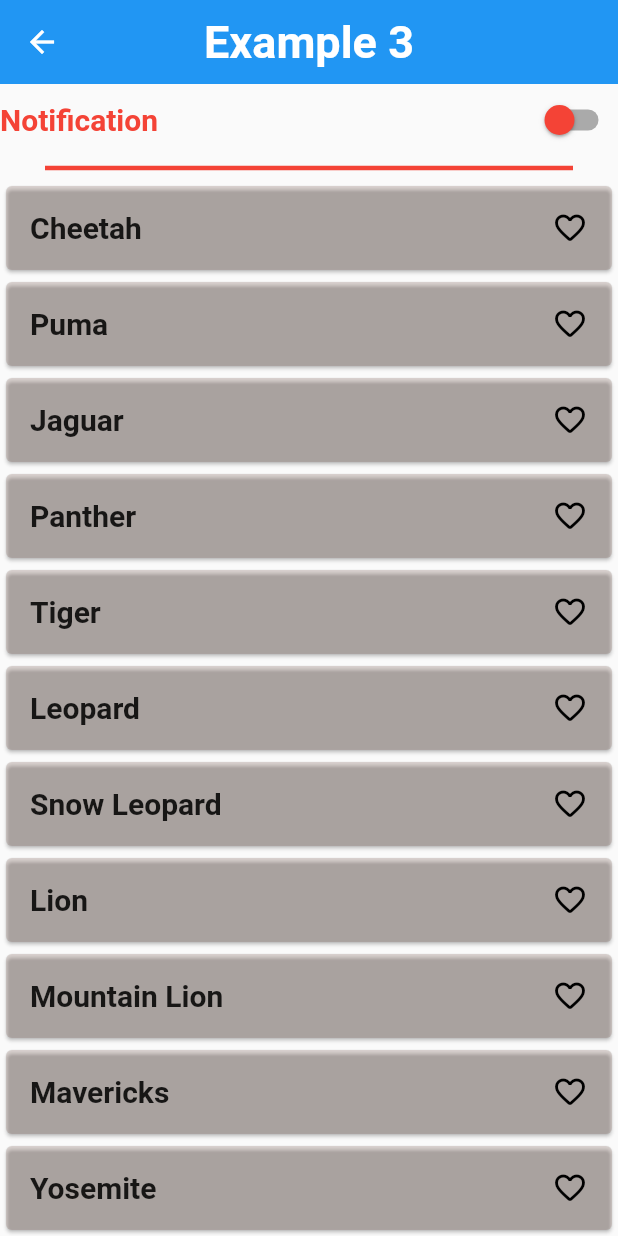
After one commit to Ruchit-Bhut/GetX, a Flutter app: the screen it shows after launch, after a tap on "Example 3", on a phone screen of 412 x 824 dp. The commit adds this screen. Run offline on Flutter 3.47's test engine with Material 2 defaults, Android fonts, the phone set to English and light mode, and no system bars; our stand-ins replace get.

Commit message:
Like And Dislike Using GetX

```diff
--- /dev/null
+++ b/lib/example_3/example_3.dart
@@ -0,0 +1,44 @@
+import 'package:get/get.dart';
+
+class Example3 extends GetxController {
+  RxBool  notification = false.obs;
+
+  setNotification(bool value){
+    notification.value = value;
+  }
+}
+
+class FavouriteController extends GetxController{
+  RxList<String> macosVersion = [
+    'Cheetah',
+    'Puma',
+    'Jaguar',
+    'Panther',
+    'Tiger',
+    'Leopard',
+    'Snow Leopard',
+    'Lion',
+    'Mountain Lion',
+    'Mavericks',
+    'Yosemite',
+    'El Capitan',
+    'Sierra',
+    'High Sierra',
+    'Mojave',
+    'Catalina',
+    'Big Sur',
+    'Monterey',
+    'Ventura',
+    'Sonoma',
+  ].obs;
+
+  RxList favOs = [].obs;
+
+  addToFavourite(String value){
+    favOs.add(value);
+  }
+
+  removeFromFavourite(String value){
+    favOs.remove(value);
+  }
+}
--- /dev/null
+++ b/lib/example_3/home_page_example3.dart
@@ -0,0 +1,112 @@
+import 'package:flutter/material.dart';
+import 'package:get/get.dart';
+import 'package:my_app/example_3/example_3.dart';
+
+class HomePageExample3 extends StatefulWidget {
+  const HomePageExample3({super.key});
+
+  @override
+  State<HomePageExample3> createState() => _HomePageExample3State();
+}
+
+class _HomePageExample3State extends State<HomePageExample3> {
+  Example3 example3 = Get.put(Example3());
+
+  FavouriteController controller = Get.put(FavouriteController());
+
+  @override
+  Widget build(BuildContext context) {
+    return Scaffold(
+      appBar: AppBar(
+        title: const Text(
+          'Example 3',
+          style: TextStyle(
+            fontWeight: FontWeight.bold,
+            fontSize: 30,
+          ),
+        ),
+        centerTitle: true,
+        elevation: 0,
+      ),
+      body: Column(
+        children: [
+          Row(
+            mainAxisAlignment: MainAxisAlignment.spaceBetween,
+            children: [
+              Obx(() {
+                return Text(
+                  'Notification',
+                  style: TextStyle(
+                    fontSize: 20,
+                    fontWeight: FontWeight.bold,
+                    color:
+                        example3.notification.value ? Colors.teal : Colors.red,
+                  ),
+                );
+              }),
+              Obx(() {
+                return Switch(
+                  activeColor: Colors.teal,
+                  inactiveThumbColor: Colors.red,
+                  value: example3.notification.value,
+                  onChanged: (value) {
+                    example3.setNotification(value);
+                  },
+                );
+              }),
+            ],
+          ),
+           Obx(
+               (){
+                 return Divider(
+                   thickness: 3,
+                   color: example3.notification.value ? Colors.teal : Colors.red,
+                   indent: 30,
+                   endIndent: 30,
+                 );
+               }
+           ),
+          Expanded(
+            child: ListView.builder(
+              itemCount: controller.macosVersion.length,
+              itemBuilder: (context, index) {
+                return Card(
+                  color: Colors.brown.withOpacity(0.2),
+                  child: ListTile(
+                    onTap: () {
+                      if (controller.favOs.contains(
+                          controller.macosVersion[index].toString())) {
+                        controller.removeFromFavourite(
+                            controller.macosVersion[index].toString());
+                      } else {
+                        controller.addToFavourite(
+                            controller.macosVersion[index].toString());
+                      }
+                    },
+                    title: Text(
+                      controller.macosVersion[index].toString(),
+                      style: const TextStyle(
+                        fontSize: 20,
+                        fontWeight: FontWeight.bold,
+                      ),
+                    ),
+                    trailing: Obx(() {
+                      return Icon(controller.favOs.contains(
+                          controller.macosVersion[index].toString())?
+                        Icons.favorite_rounded: Icons.favorite_border_rounded,
+                        color: controller.favOs.contains(
+                                controller.macosVersion[index].toString())
+                            ?  Colors.red
+                            : Colors.black
+                      );
+                    }),
+                  ),
+                );
+              },
+            ),
+          )
+        ],
+      ),
+    );
+  }
+}
--- a/lib/first_page.dart
+++ b/lib/first_page.dart
@@ -2,6 +2,7 @@ import 'package:flutter/material.dart';
 import 'package:get/get.dart';
 import 'package:my_app/example_1/home_page_example1.dart';
 import 'package:my_app/example_2/home_page_example2.dart';
+import 'package:my_app/example_3/home_page_example3.dart';
 
 class FirstPage extends StatelessWidget {
   const FirstPage({super.key});
@@ -9,7 +10,7 @@ class FirstPage extends StatelessWidget {
   @override
   Widget build(BuildContext context) {
     return Scaffold(
-      backgroundColor: const Color(0xff294D61).withOpacity(0.5),
+      backgroundColor:  Colors.brown.withOpacity(0.8),
       body: Center(
         child: Column(
           mainAxisAlignment: MainAxisAlignment.spaceAround,
@@ -53,6 +54,26 @@ class FirstPage extends StatelessWidget {
                   const HomePageExample2(),
                 );
               },
+            ),
+            OutlinedButton(
+              style: OutlinedButton.styleFrom(
+                side: const BorderSide(
+                  width: 3.0,
+                  color: Color(0xffF1916D),
+                ),
+              ),
+              child: const Text(
+                'Example 3',
+                style: TextStyle(
+                  fontSize: 20,
+                  color: Color(0xffF5D7DB),
+                ),
+              ),
+              onPressed: () {
+                Get.to(
+                  const HomePageExample3(),
+                );
+              },
             )
           ],
         ),
```
